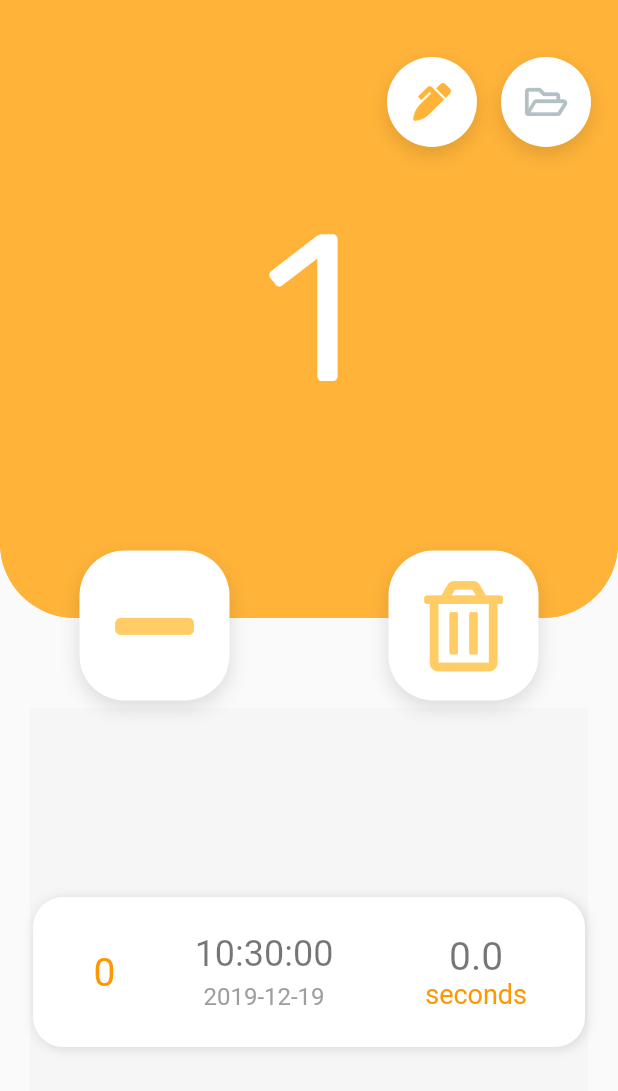
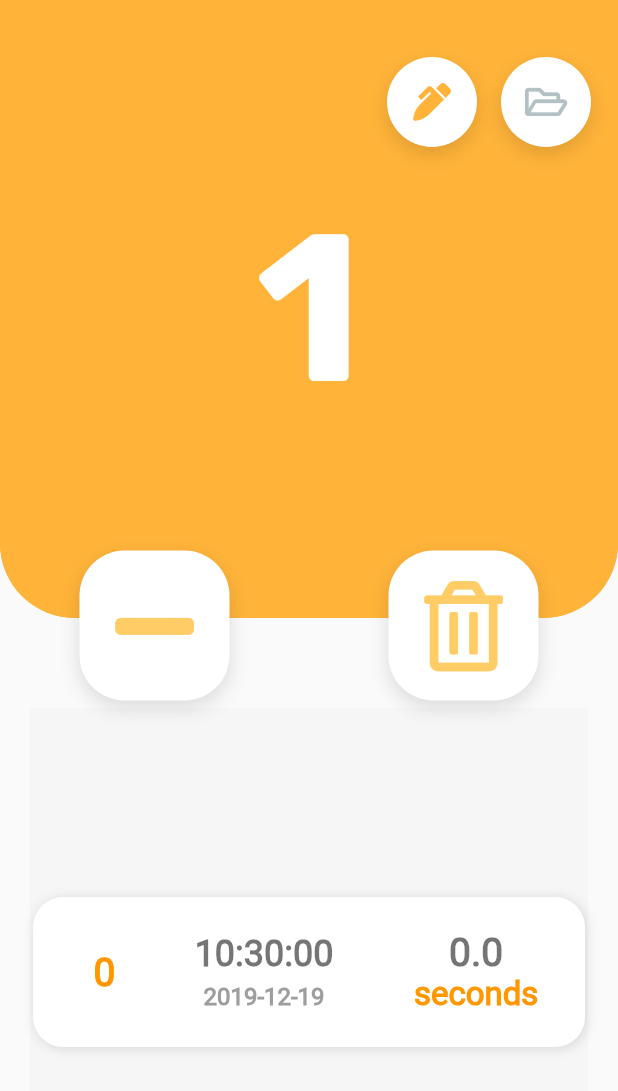
Before and after one commit to devmoonho/touch_counter_app, a Flutter app: the screen it shows after launch, after a tap on an icon or button, on a phone screen of 412 x 824 dp. Shown: the top 1091 px of the screen. Run offline on Flutter 3.47's test engine with Material 2 defaults, Android fonts, the phone set to English and light mode, and no system bars; drawn by our look-alikes of auto_size_text; our stand-ins replace date_format, font_awesome_flutter, shared_preferences; missing offline and left inert: firebase_admob; accounts and stored records are empty; generated files the repository leaves out were written again.

Commit message:
change font size

```diff
--- a/lib/app_pages/widgets/list_widget.dart
+++ b/lib/app_pages/widgets/list_widget.dart
@@ -126,8 +126,8 @@ class _ListWidgetState extends State<ListWidget>
                             style: TextStyle(
                                 color: _getTypeColor(
                                     counterProvider.touchCounters[index].type),
-                                fontSize: 18.0,
-                                fontWeight: FontWeight.w100),
+                                fontSize: 22.0,
+                                fontWeight: FontWeight.w800),
                           )
                         ],
                       ),
--- a/lib/main.dart
+++ b/lib/main.dart
@@ -23,19 +23,27 @@ class TouchCounterApp extends StatelessWidget {
         accentColor: Color(0xFFFFCC66),
         textTheme: TextTheme(
           body1: TextStyle(
-              fontSize: 20.0,
+              fontSize: 24.0,
               color: Colors.black54,
-              fontWeight: FontWeight.w300),
+              fontWeight: FontWeight.w600),
           body2: TextStyle(
-              fontSize: 18.0,
+              fontSize: 22.0,
               color: Colors.black54,
               fontWeight: FontWeight.w600),
           display1: TextStyle(
-              fontSize: 16.0,
+              fontSize: 20.0,
               color: Colors.black45,
               fontWeight: FontWeight.w600),
           display2: TextStyle(
-              fontSize: 14, color: Colors.black45, fontWeight: FontWeight.w600),
+            fontSize: 18,
+            color: Colors.black45,
+            fontWeight: FontWeight.w600,
+          ),
+          display3: TextStyle(
+            fontSize: 16,
+            color: Colors.black45,
+            fontWeight: FontWeight.w600,
+          ),
         ),
       ),
       home: MultiProvider(
```
